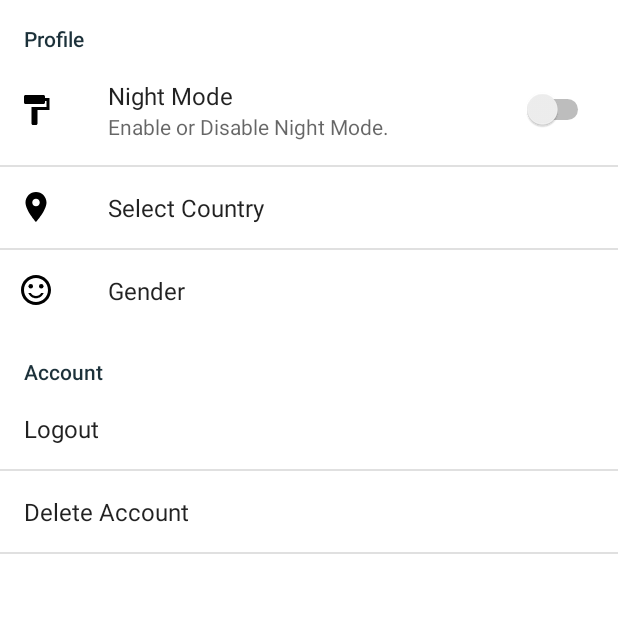
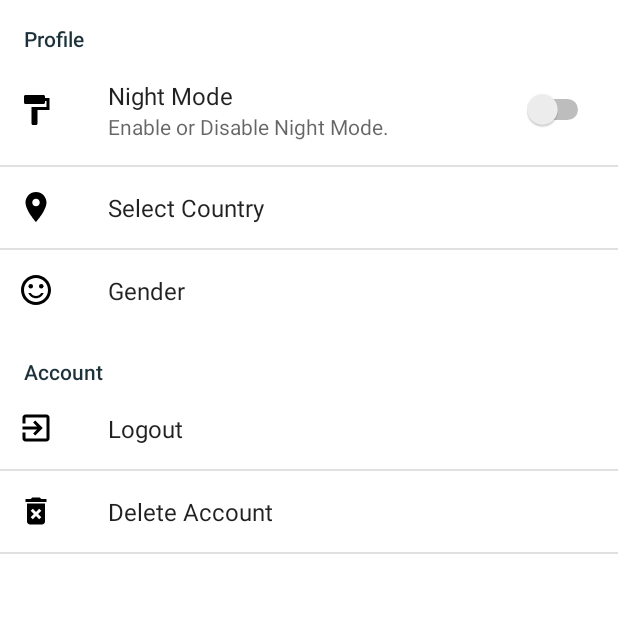
Before and after one commit to kornofilo/AutiYoda, an Android app: the screen it shows after launch once a user with an empty profile is signed in (SettingsActivity), in the side drawer, after a tap on "Settings", on a phone screen of 412 x 824 dp, the top half of it. Run offline under Robolectric (Android 15) with nearby library versions, the phone set to English and light mode, and no system bars; our stand-ins replace Firebase (no records; nobody signed in at launch, a user with empty details on screens opened directly).

Commit message:
APP - Opción de Logout

```diff
--- a/App/app/src/main/AndroidManifest.xml
+++ b/App/app/src/main/AndroidManifest.xml
@@ -48,6 +48,7 @@
         <activity
             android:name=".SettingsActivity"
             android:label="@string/title_activity_settings" />
+
         <activity
             android:name=".MainActivity"
             android:label="@string/title_activity_main"
--- a/App/app/src/main/java/com/rialvik/autiyoda/LoginActivity.java
+++ b/App/app/src/main/java/com/rialvik/autiyoda/LoginActivity.java
@@ -124,11 +124,6 @@ public class LoginActivity extends AppCompatActivity implements LoaderCallbacks<
      * errors are presented and no actual login attempt is made.
      */
     private void attemptLogin() {
-        if (mAuthTask != null) {
-
-
-        }
-
         // Reset errors.
         mEmailView.setError(null);
         mPasswordView.setError(null);
@@ -319,9 +314,8 @@ public class LoginActivity extends AppCompatActivity implements LoaderCallbacks<
                             mPasswordView.requestFocus();
                         }else if (task.isSuccessful()){
                             Intent intent = new Intent(LoginActivity.this,MainActivity.class);
+                            finish();
                             startActivity(intent);
-                            finish();
-
                         }
 
                     }
--- a/App/app/src/main/java/com/rialvik/autiyoda/MainActivity.java
+++ b/App/app/src/main/java/com/rialvik/autiyoda/MainActivity.java
@@ -29,10 +29,7 @@ public class MainActivity extends AppCompatActivity
             setTheme(R.style.DarkTheme);
         }
 
-
         setContentView(R.layout.activity_main);
-
-
 
        /* //Fragment de Bienvenida
         // Verificamos si el usuario ingresa a la aplicación por primera vez.
@@ -74,13 +71,10 @@ public class MainActivity extends AppCompatActivity
     @Override
     public boolean onNavigationItemSelected(@NonNull MenuItem item) {
         Intent intentMain;
-        // Handle navigation view item clicks here.
         int id = item.getItemId();
 
         if (id == R.id.nav_pictograms) {
-            // Handle the camera action
         } else if (id == R.id.nav_vocabulary) {
-
 
         } else if (id == R.id.nav_maps) {
             intentMain = new Intent(MainActivity.this,MapsActivity.class);
--- a/App/app/src/main/java/com/rialvik/autiyoda/SettingsActivity.java
+++ b/App/app/src/main/java/com/rialvik/autiyoda/SettingsActivity.java
@@ -1,22 +1,15 @@
 package com.rialvik.autiyoda;
 
-
-import android.content.Intent;
-import android.content.SharedPreferences;
 import android.os.Bundle;
 import android.preference.PreferenceActivity;
-import android.preference.PreferenceManager;
 
 public class SettingsActivity extends PreferenceActivity {
 
     @Override
     public void onCreate(Bundle savedInstanceState) {
         super.onCreate(savedInstanceState);
-        addPreferencesFromResource(R.xml.pref_general);
+        getFragmentManager().beginTransaction()
+                .replace(android.R.id.content, new SettingsFragment())
+                .commit();
     }
-
-
-
-
-
 }
--- /dev/null
+++ b/App/app/src/main/java/com/rialvik/autiyoda/SettingsFragment.java
@@ -0,0 +1,30 @@
+package com.rialvik.autiyoda;
+
+import android.content.Intent;
+import android.os.Bundle;
+import android.preference.Preference;
+import android.preference.PreferenceFragment;
+
+import com.google.firebase.auth.FirebaseAuth;
+
+import static android.content.Intent.FLAG_ACTIVITY_NEW_TASK;
+
+public class SettingsFragment extends PreferenceFragment {
+    @Override
+    public void onCreate(Bundle savedInstanceState) {
+        super.onCreate(savedInstanceState);
+        addPreferencesFromResource(R.xml.pref_general);
+
+        //setOnClickListener para las opciones de Logout y Eliminar cuenta.
+        Preference pref = findPreference("logout_pref");
+        pref.setOnPreferenceClickListener(new Preference.OnPreferenceClickListener() {
+            public boolean onPreferenceClick(Preference pref) {
+                FirebaseAuth.getInstance().signOut();
+                Intent intentLogout = new Intent(getActivity(), LoginActivity.class);
+                intentLogout.addFlags(Intent.FLAG_ACTIVITY_CLEAR_TASK|FLAG_ACTIVITY_NEW_TASK);
+                startActivity(intentLogout);
+                return true;
+            }
+        });
+    }
+}
--- /dev/null
+++ b/App/app/src/main/res/drawable/ic_delete_account_black_24dp.xml
@@ -0,0 +1,9 @@
+<vector xmlns:android="http://schemas.android.com/apk/res/android"
+        android:width="24dp"
+        android:height="24dp"
+        android:viewportWidth="24.0"
+        android:viewportHeight="24.0">
+    <path
+        android:fillColor="#FF000000"
+        android:pathData="M6,19c0,1.1 0.9,2 2,2h8c1.1,0 2,-0.9 2,-2L18,7L6,7v12zM8.46,11.88l1.41,-1.41L12,12.59l2.12,-2.12 1.41,1.41L13.41,14l2.12,2.12 -1.41,1.41L12,15.41l-2.12,2.12 -1.41,-1.41L10.59,14l-2.13,-2.12zM15.5,4l-1,-1h-5l-1,1L5,4v2h14L19,4z"/>
+</vector>
--- /dev/null
+++ b/App/app/src/main/res/drawable/ic_logout_black_24dp.xml
@@ -0,0 +1,9 @@
+<vector xmlns:android="http://schemas.android.com/apk/res/android"
+        android:width="24dp"
+        android:height="24dp"
+        android:viewportWidth="24.0"
+        android:viewportHeight="24.0">
+    <path
+        android:fillColor="#FF000000"
+        android:pathData="M10.09,15.59L11.5,17l5,-5 -5,-5 -1.41,1.41L12.67,11H3v2h9.67l-2.58,2.59zM19,3H5c-1.11,0 -2,0.9 -2,2v4h2V5h14v14H5v-4H3v4c0,1.1 0.89,2 2,2h14c1.1,0 2,-0.9 2,-2V5c0,-1.1 -0.9,-2 -2,-2z"/>
+</vector>
--- a/App/app/src/main/res/xml/pref_general.xml
+++ b/App/app/src/main/res/xml/pref_general.xml
@@ -38,14 +38,16 @@
     <PreferenceCategory android:title="@string/account">
 
         <Preference
-            android:title="@string/logout">
+            android:title="@string/logout"
+            android:key="logout_pref"
+            android:icon="@drawable/ic_logout_black_24dp">
 
-            <intent
-                android:action="android.intent.action.VIEW"
-                android:data="" />
+            <intent android:action="android.intent.action.VIEW"
+                android:targetPackage="mai" />
         </Preference>
 
-        <Preference android:title="@string/deleteAccount">
+        <Preference android:title="@string/deleteAccount"
+            android:icon="@drawable/ic_delete_account_black_24dp">
 
             <intent
                 android:action="android.intent.action.VIEW"
```
